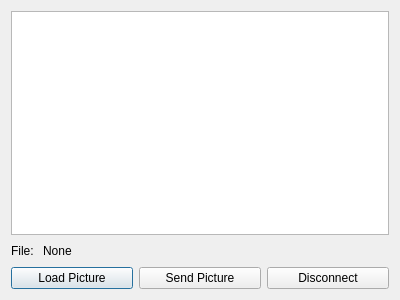
The window that client.ui (sszymborski/clientQT) describes before a commit, drawn with Qt 5.
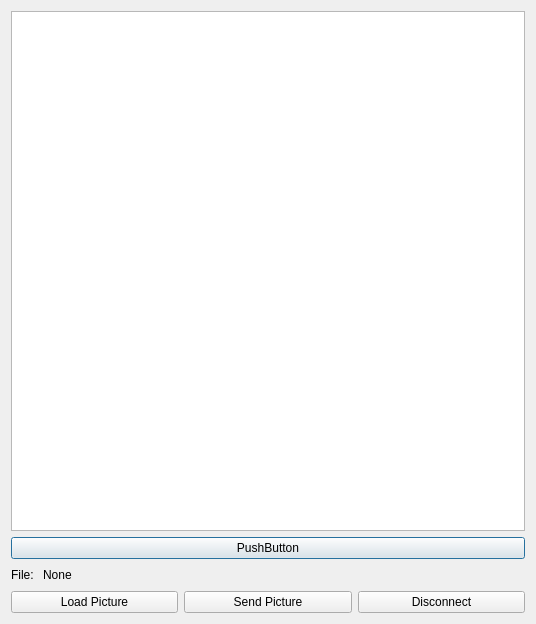
The same window after the commit.

Commit message: Image processing

Diff of the .ui file:
```diff
--- a/client.ui
+++ b/client.ui
@@ -6,8 +6,8 @@
    <rect>
     <x>0</x>
     <y>0</y>
-    <width>400</width>
-    <height>300</height>
+    <width>536</width>
+    <height>624</height>
    </rect>
   </property>
   <property name="windowTitle">
@@ -17,6 +17,13 @@
    <item>
     <widget class="QGraphicsView" name="graphicsView"/>
    </item>
+   <item>
+    <widget class="QPushButton" name="pushButton">
+     <property name="text">
+      <string>PushButton</string>
+     </property>
+    </widget>
+   </item>
    <item>
     <layout class="QHBoxLayout" name="horizontalLayout_3">
      <item>
```
The commit also changes 2 other files.
